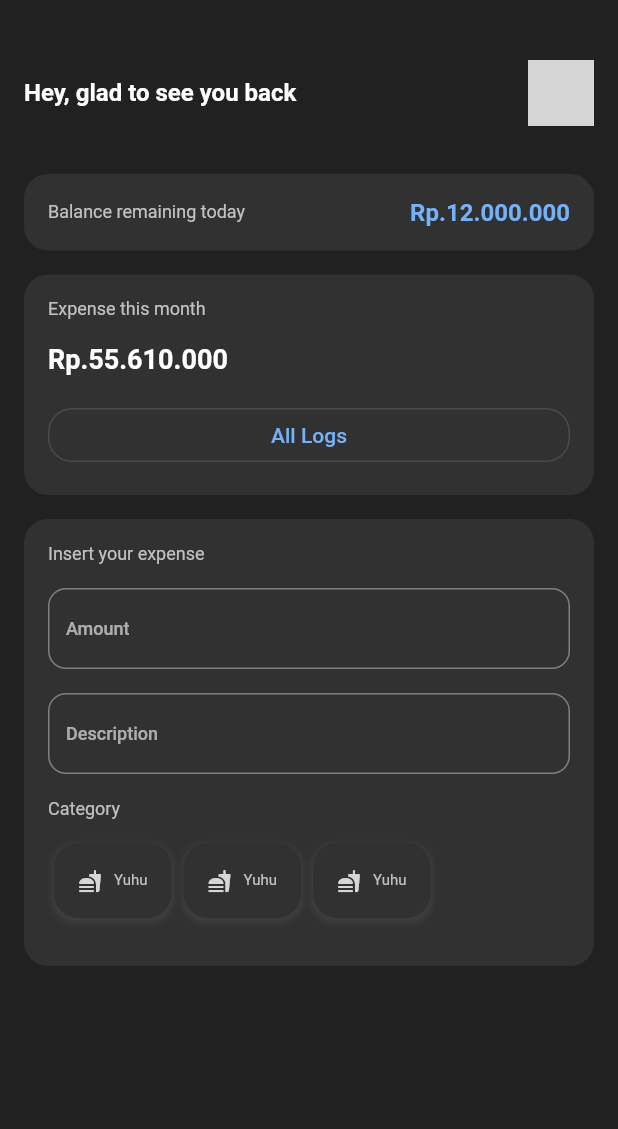
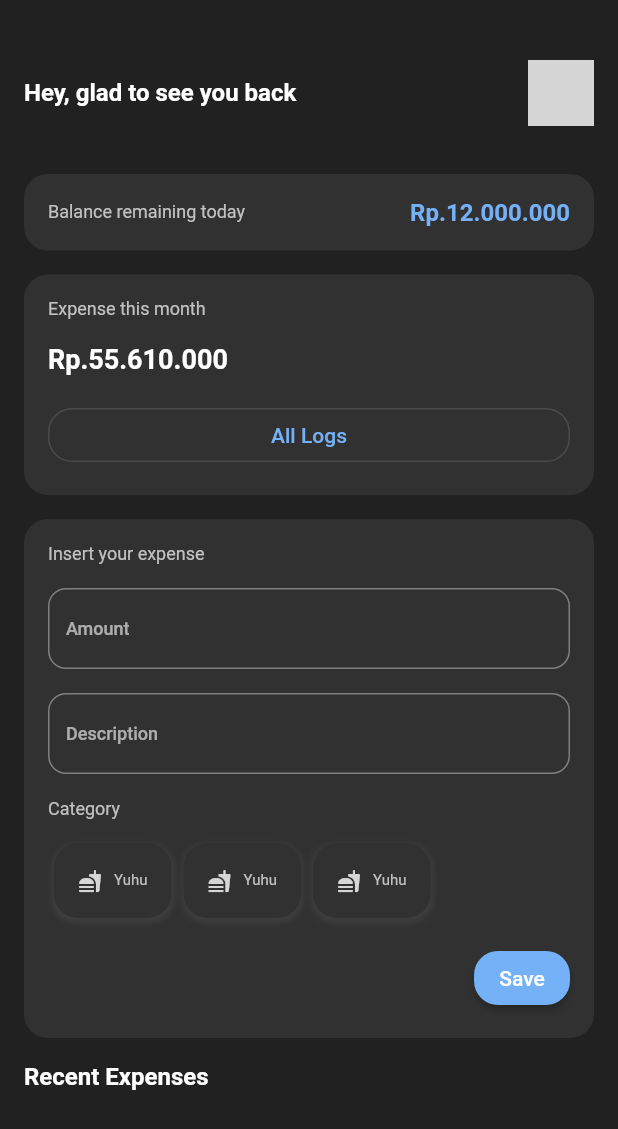
Before and after one commit to fikrihkll/flutter_expense-analytic, a Flutter app: the screen it shows after launch, on a phone screen of 412 x 824 dp. Shown: the top 1129 px of the screen. Run offline on Flutter 3.47's test engine with Material 2 defaults, Android fonts, the phone set to English and light mode, and no system bars; our stand-ins replace shimmer; network calls fail; Roboto replaces fonts that are missing (OpenSans); grey boxes are pictures that could not be loaded.

Commit message:
add save button in input expense

```diff
--- a/lib/features/presentation/pages/home_page.dart
+++ b/lib/features/presentation/pages/home_page.dart
@@ -1,6 +1,7 @@
 import 'package:expense_app/features/domain/entities/expense_categroy.dart';
 import 'package:expense_app/features/presentation/pages/category_list_widget.dart';
 import 'package:expense_app/features/presentation/pages/input_expense_section.dart';
+import 'package:expense_app/features/presentation/pages/recent_expense_list_section.dart';
 import 'package:expense_app/features/presentation/widgets/circle_image.dart';
 import 'package:expense_app/features/presentation/widgets/floating_container.dart';
 import 'package:flutter/material.dart';
@@ -99,6 +100,7 @@ class _HomePageState extends State<HomePage> {
         child: Padding(
           padding: const EdgeInsets.all(16.0),
           child: Column(
+            crossAxisAlignment: CrossAxisAlignment.start,
             children: [
               const SizedBox(height: 24,),
               _buildHeader(),
@@ -107,7 +109,9 @@ class _HomePageState extends State<HomePage> {
               const SizedBox(height: 16,),
               _buildExpenseThisMonth(),
               const SizedBox(height: 16,),
-              const InputExpenseSection()
+              const InputExpenseSection(),
+              const SizedBox(height: 16,),
+              const RecentExpenseListSection()
             ],
           ),
         ),
--- a/lib/features/presentation/pages/input_expense_section.dart
+++ b/lib/features/presentation/pages/input_expense_section.dart
@@ -98,6 +98,22 @@ class _InputExpenseSectionState extends State<InputExpenseSection> {
             const SizedBox(height: 16,),
             const Text('Category'),
             _buildCategoryList(),
+            Align(
+              alignment: Alignment.centerRight,
+              child: ElevatedButton(
+                  style: ButtonStyle(
+                    shape: MaterialStateProperty.all<RoundedRectangleBorder>(
+                        RoundedRectangleBorder(
+                          borderRadius: BorderRadius.circular(16.0),
+                        )
+                    ),
+                  ),
+                  onPressed: (){
+
+                  },
+                  child: Text('Save',)
+              ),
+            )
           ],
         )
     );
--- /dev/null
+++ b/lib/features/presentation/pages/recent_expense_list_section.dart
@@ -0,0 +1,28 @@
+import 'package:flutter/material.dart';
+
+class RecentExpenseListSection extends StatefulWidget {
+  const RecentExpenseListSection({Key? key}) : super(key: key);
+
+  @override
+  State<RecentExpenseListSection> createState() => _RecentExpenseListSectionState();
+}
+
+class _RecentExpenseListSectionState extends State<RecentExpenseListSection> {
+
+  late ThemeData _theme;
+
+  @override
+  Widget build(BuildContext context) {
+    _theme = Theme.of(context);
+    return Column(
+      crossAxisAlignment: CrossAxisAlignment.start,
+      children: [
+        Text(
+          'Recent Expenses',
+          style: _theme.textTheme.headline4,
+        ),
+
+      ],
+    );
+  }
+}
--- a/lib/features/presentation/widgets/floating_container.dart
+++ b/lib/features/presentation/widgets/floating_container.dart
@@ -57,7 +57,7 @@ class FloatingContainer extends StatelessWidget {
     return InkWell(
         customBorder: RoundedRectangleBorder(
             borderRadius: BorderRadius.all(Radius.circular(borderRadius))),
-        splashColor: splashColor ?? MyTheme.graySoft,
+        splashColor: splashColor ?? MyTheme.primary,
         onTap: (){
           if(onTap != null){
             onTap!();
```
